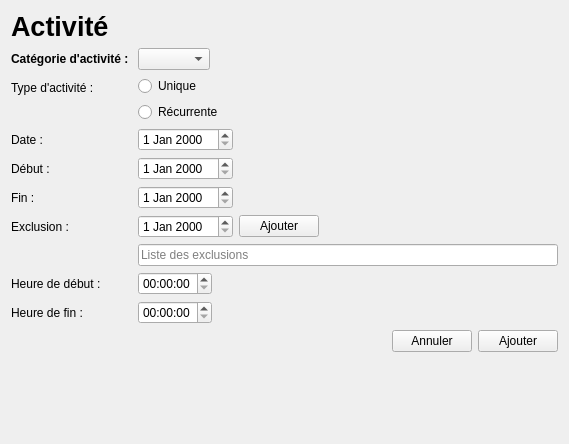
First picture: the form in GUI/activite.ui, repository samueldrouin/PyGuide, before the edit.
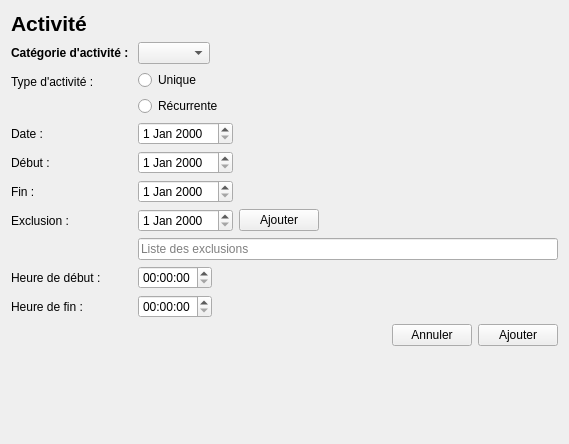
Second picture: the form after the edit.

Patch:
```diff
--- a/GUI/activite.ui
+++ b/GUI/activite.ui
@@ -24,7 +24,7 @@
      </property>
      <property name="font">
       <font>
-       <pointsize>20</pointsize>
+       <pointsize>16</pointsize>
        <weight>75</weight>
        <bold>true</bold>
       </font>
```
